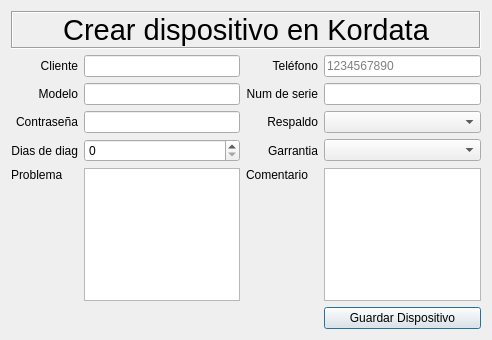
The window that ui/create_os_form.ui (gabod22/Pixel-after-sell-reporter) describes before a commit, drawn with Qt 5.
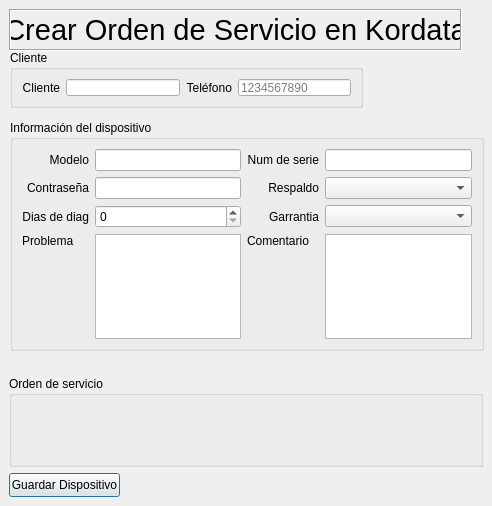
The same window after the commit.

```diff
--- a/ui/create_os_form.ui
+++ b/ui/create_os_form.ui
@@ -7,113 +7,21 @@
     <x>0</x>
     <y>0</y>
     <width>492</width>
-    <height>340</height>
+    <height>506</height>
    </rect>
   </property>
   <property name="windowTitle">
    <string>Crear dispositivo</string>
   </property>
-  <layout class="QGridLayout" name="gridLayout">
-   <item row="4" column="1">
-    <widget class="QLineEdit" name="lineEdit_7">
-     <property name="text">
-      <string/>
-     </property>
-    </widget>
-   </item>
-   <item row="4" column="2">
-    <widget class="QLabel" name="label_5">
-     <property name="text">
-      <string>Num de serie</string>
-     </property>
-     <property name="alignment">
-      <set>Qt::AlignmentFlag::AlignRight|Qt::AlignmentFlag::AlignTrailing|Qt::AlignmentFlag::AlignVCenter</set>
-     </property>
-    </widget>
-   </item>
-   <item row="7" column="2">
-    <widget class="QLabel" name="label_8">
-     <property name="text">
-      <string>Respaldo</string>
-     </property>
-     <property name="alignment">
-      <set>Qt::AlignmentFlag::AlignRight|Qt::AlignmentFlag::AlignTrailing|Qt::AlignmentFlag::AlignVCenter</set>
-     </property>
-    </widget>
-   </item>
-   <item row="4" column="0">
-    <widget class="QLabel" name="label">
-     <property name="text">
-      <string>Modelo</string>
-     </property>
-     <property name="alignment">
-      <set>Qt::AlignmentFlag::AlignRight|Qt::AlignmentFlag::AlignTrailing|Qt::AlignmentFlag::AlignVCenter</set>
-     </property>
-    </widget>
-   </item>
-   <item row="7" column="3">
-    <widget class="QComboBox" name="comboBox_2">
-     <property name="placeholderText">
-      <string>Seleccionar</string>
-     </property>
-     <item>
-      <property name="text">
-       <string>SI</string>
-      </property>
-     </item>
-     <item>
-      <property name="text">
-       <string>NO</string>
-      </property>
-     </item>
-     <item>
-      <property name="text">
-       <string>REVISAR</string>
-      </property>
-     </item>
-    </widget>
-   </item>
-   <item row="1" column="2">
-    <widget class="QLabel" name="label_7">
-     <property name="text">
-      <string>Teléfono</string>
-     </property>
-     <property name="alignment">
-      <set>Qt::AlignmentFlag::AlignRight|Qt::AlignmentFlag::AlignTrailing|Qt::AlignmentFlag::AlignVCenter</set>
-     </property>
-    </widget>
-   </item>
-   <item row="4" column="3">
-    <widget class="QLineEdit" name="lineEdit_5"/>
-   </item>
-   <item row="7" column="1">
-    <widget class="QLineEdit" name="lineEdit_4"/>
-   </item>
-   <item row="11" column="1">
-    <widget class="QSpinBox" name="spinBox"/>
-   </item>
-   <item row="7" column="0">
-    <widget class="QLabel" name="label_4">
-     <property name="text">
-      <string>Contraseña</string>
-     </property>
-     <property name="alignment">
-      <set>Qt::AlignmentFlag::AlignRight|Qt::AlignmentFlag::AlignTrailing|Qt::AlignmentFlag::AlignVCenter</set>
-     </property>
-    </widget>
-   </item>
-   <item row="11" column="0">
-    <widget class="QLabel" name="label_6">
-     <property name="text">
-      <string>Dias de diag</string>
-     </property>
-     <property name="alignment">
-      <set>Qt::AlignmentFlag::AlignRight|Qt::AlignmentFlag::AlignTrailing|Qt::AlignmentFlag::AlignVCenter</set>
-     </property>
-    </widget>
-   </item>
-   <item row="0" column="0" colspan="4">
     <widget class="QLabel" name="label_9">
+   <property name="geometry">
+    <rect>
+     <x>9</x>
+     <y>9</y>
+     <width>453</width>
+     <height>42</height>
+    </rect>
+   </property>
      <property name="font">
       <font>
        <pointsize>22</pointsize>
@@ -126,40 +34,79 @@
       <enum>QFrame::Shadow::Sunken</enum>
      </property>
      <property name="text">
-      <string>Crear dispositivo en Kordata</string>
+    <string>Crear Orden de Servicio en Kordata</string>
      </property>
      <property name="alignment">
       <set>Qt::AlignmentFlag::AlignCenter</set>
      </property>
     </widget>
-   </item>
-   <item row="11" column="2">
-    <widget class="QLabel" name="label_2">
+  <widget class="QPushButton" name="BtnSaveDevice">
+   <property name="geometry">
+    <rect>
+     <x>9</x>
+     <y>473</y>
+     <width>111</width>
+     <height>24</height>
+    </rect>
+   </property>
+   <property name="text">
+    <string>Guardar Dispositivo</string>
+   </property>
+  </widget>
+  <widget class="QGroupBox" name="groupBox">
+   <property name="geometry">
+    <rect>
+     <x>10</x>
+     <y>120</y>
+     <width>474</width>
+     <height>231</height>
+    </rect>
+   </property>
+   <property name="title">
+    <string>Información del dispositivo</string>
+   </property>
+   <layout class="QGridLayout" name="gridLayout_2">
+    <item row="0" column="0">
+     <widget class="QLabel" name="label">
+      <property name="text">
+       <string>Modelo</string>
+      </property>
+      <property name="alignment">
+       <set>Qt::AlignmentFlag::AlignRight|Qt::AlignmentFlag::AlignTrailing|Qt::AlignmentFlag::AlignVCenter</set>
+      </property>
+     </widget>
+    </item>
+    <item row="2" column="0">
+     <widget class="QLabel" name="label_6">
      <property name="text">
-      <string>Garrantia</string>
+       <string>Dias de diag</string>
      </property>
      <property name="alignment">
       <set>Qt::AlignmentFlag::AlignRight|Qt::AlignmentFlag::AlignTrailing|Qt::AlignmentFlag::AlignVCenter</set>
      </property>
     </widget>
    </item>
-   <item row="1" column="3">
-    <widget class="QLineEdit" name="lineEdit_3">
-     <property name="inputMask">
-      <string>9999999999</string>
-     </property>
-     <property name="placeholderText">
-      <string>1234567890</string>
+    <item row="3" column="2">
+     <widget class="QLabel" name="label_11">
+      <property name="text">
+       <string>Comentario</string>
+      </property>
+      <property name="alignment">
+       <set>Qt::AlignmentFlag::AlignLeading|Qt::AlignmentFlag::AlignLeft|Qt::AlignmentFlag::AlignTop</set>
+      </property>
+     </widget>
+    </item>
+    <item row="0" column="1">
+     <widget class="QLineEdit" name="lineEdit_7">
+      <property name="text">
+       <string/>
      </property>
     </widget>
    </item>
    <item row="1" column="0">
-    <widget class="QLabel" name="label_3">
-     <property name="layoutDirection">
-      <enum>Qt::LayoutDirection::LeftToRight</enum>
-     </property>
+     <widget class="QLabel" name="label_4">
      <property name="text">
-      <string>Cliente</string>
+       <string>Contraseña</string>
      </property>
      <property name="alignment">
       <set>Qt::AlignmentFlag::AlignRight|Qt::AlignmentFlag::AlignTrailing|Qt::AlignmentFlag::AlignVCenter</set>
@@ -167,9 +114,31 @@
     </widget>
    </item>
    <item row="1" column="1">
-    <widget class="QLineEdit" name="lineEdit"/>
-   </item>
-   <item row="11" column="3">
+     <widget class="QLineEdit" name="lineEdit_4"/>
+    </item>
+    <item row="1" column="3">
+     <widget class="QComboBox" name="comboBox_2">
+      <property name="placeholderText">
+       <string>Seleccionar</string>
+      </property>
+      <item>
+       <property name="text">
+        <string>SI</string>
+       </property>
+      </item>
+      <item>
+       <property name="text">
+        <string>NO</string>
+       </property>
+      </item>
+      <item>
+       <property name="text">
+        <string>REVISAR</string>
+       </property>
+      </item>
+     </widget>
+    </item>
+    <item row="2" column="3">
     <widget class="QComboBox" name="comboBox">
      <property name="placeholderText">
       <string>Seleccionar</string>
@@ -191,7 +160,7 @@
      </item>
     </widget>
    </item>
-   <item row="13" column="0">
+    <item row="3" column="0">
     <widget class="QLabel" name="label_10">
      <property name="text">
       <string>Problema</string>
@@ -201,30 +170,114 @@
      </property>
     </widget>
    </item>
-   <item row="13" column="1">
-    <widget class="QPlainTextEdit" name="plainTextEdit"/>
-   </item>
-   <item row="13" column="2">
-    <widget class="QLabel" name="label_11">
-     <property name="text">
-      <string>Comentario</string>
-     </property>
-     <property name="alignment">
-      <set>Qt::AlignmentFlag::AlignLeading|Qt::AlignmentFlag::AlignLeft|Qt::AlignmentFlag::AlignTop</set>
-     </property>
-    </widget>
-   </item>
-   <item row="13" column="3">
+    <item row="2" column="1">
+     <widget class="QSpinBox" name="spinBox"/>
+    </item>
+    <item row="3" column="3">
     <widget class="QPlainTextEdit" name="plainTextEdit_2"/>
    </item>
-   <item row="14" column="3">
-    <widget class="QPushButton" name="BtnSaveDevice">
+    <item row="2" column="2">
+     <widget class="QLabel" name="label_2">
      <property name="text">
-      <string>Guardar Dispositivo</string>
-     </property>
-    </widget>
-   </item>
-  </layout>
+       <string>Garrantia</string>
+      </property>
+      <property name="alignment">
+       <set>Qt::AlignmentFlag::AlignRight|Qt::AlignmentFlag::AlignTrailing|Qt::AlignmentFlag::AlignVCenter</set>
+      </property>
+     </widget>
+    </item>
+    <item row="0" column="2">
+     <widget class="QLabel" name="label_5">
+      <property name="text">
+       <string>Num de serie</string>
+      </property>
+      <property name="alignment">
+       <set>Qt::AlignmentFlag::AlignRight|Qt::AlignmentFlag::AlignTrailing|Qt::AlignmentFlag::AlignVCenter</set>
+      </property>
+     </widget>
+    </item>
+    <item row="3" column="1">
+     <widget class="QPlainTextEdit" name="plainTextEdit"/>
+    </item>
+    <item row="0" column="3">
+     <widget class="QLineEdit" name="lineEdit_5"/>
+    </item>
+    <item row="1" column="2">
+     <widget class="QLabel" name="label_8">
+      <property name="text">
+       <string>Respaldo</string>
+      </property>
+      <property name="alignment">
+       <set>Qt::AlignmentFlag::AlignRight|Qt::AlignmentFlag::AlignTrailing|Qt::AlignmentFlag::AlignVCenter</set>
+      </property>
+     </widget>
+    </item>
+   </layout>
+  </widget>
+  <widget class="QGroupBox" name="groupBox_2">
+   <property name="geometry">
+    <rect>
+     <x>9</x>
+     <y>376</y>
+     <width>474</width>
+     <height>91</height>
+    </rect>
+   </property>
+   <property name="title">
+    <string>Orden de servicio</string>
+   </property>
+  </widget>
+  <widget class="QGroupBox" name="groupBox_3">
+   <property name="geometry">
+    <rect>
+     <x>10</x>
+     <y>50</y>
+     <width>353</width>
+     <height>58</height>
+    </rect>
+   </property>
+   <property name="title">
+    <string>Cliente</string>
+   </property>
+   <layout class="QHBoxLayout" name="horizontalLayout">
+    <item>
+     <widget class="QLabel" name="label_3">
+      <property name="layoutDirection">
+       <enum>Qt::LayoutDirection::LeftToRight</enum>
+      </property>
+      <property name="text">
+       <string>Cliente</string>
+      </property>
+      <property name="alignment">
+       <set>Qt::AlignmentFlag::AlignRight|Qt::AlignmentFlag::AlignTrailing|Qt::AlignmentFlag::AlignVCenter</set>
+      </property>
+     </widget>
+    </item>
+    <item>
+     <widget class="QLineEdit" name="lineEdit"/>
+    </item>
+    <item>
+     <widget class="QLabel" name="label_7">
+      <property name="text">
+       <string>Teléfono</string>
+      </property>
+      <property name="alignment">
+       <set>Qt::AlignmentFlag::AlignRight|Qt::AlignmentFlag::AlignTrailing|Qt::AlignmentFlag::AlignVCenter</set>
+      </property>
+     </widget>
+    </item>
+    <item>
+     <widget class="QLineEdit" name="lineEdit_3">
+      <property name="inputMask">
+       <string>9999999999</string>
+      </property>
+      <property name="placeholderText">
+       <string>1234567890</string>
+      </property>
+     </widget>
+    </item>
+   </layout>
+  </widget>
  </widget>
  <resources/>
  <connections/>
```
Left out of the diff: 4 changed lines with no effect on the pictures. Lines whose indentation alone changed are shown as unchanged.
